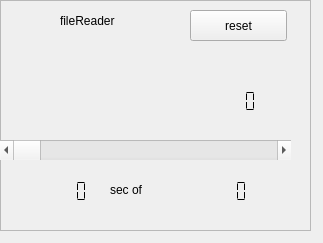
First picture: the form in devices/filereader/filereader-widget.ui, repository JvanKatwijk/swradio-8, before the edit.
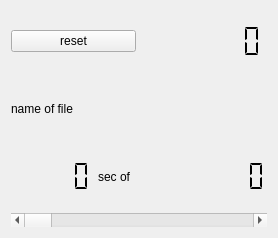
Second picture: the form after the edit.

```diff
--- a/devices/filereader/filereader-widget.ui
+++ b/devices/filereader/filereader-widget.ui
@@ -6,95 +6,25 @@
    <rect>
     <x>0</x>
     <y>0</y>
-    <width>323</width>
-    <height>243</height>
+    <width>278</width>
+    <height>238</height>
    </rect>
   </property>
   <property name="windowTitle">
    <string>Form</string>
   </property>
-  <widget class="QFrame" name="frame">
-   <property name="geometry">
-    <rect>
-     <x>0</x>
-     <y>0</y>
-     <width>311</width>
-     <height>231</height>
-    </rect>
-   </property>
-   <property name="frameShape">
-    <enum>QFrame::StyledPanel</enum>
-   </property>
-   <property name="frameShadow">
-    <enum>QFrame::Raised</enum>
-   </property>
-   <widget class="QLabel" name="label">
-    <property name="geometry">
-     <rect>
-      <x>60</x>
-      <y>10</y>
-      <width>91</width>
-      <height>21</height>
-     </rect>
-    </property>
-    <property name="text">
-     <string>fileReader</string>
-    </property>
-   </widget>
-   <widget class="QLabel" name="nameofFile">
-    <property name="geometry">
-     <rect>
-      <x>10</x>
-      <y>50</y>
-      <width>271</width>
-      <height>21</height>
-     </rect>
-    </property>
-    <property name="text">
-     <string/>
-    </property>
-   </widget>
+  <layout class="QVBoxLayout" name="verticalLayout">
+   <item>
+    <layout class="QHBoxLayout" name="horizontalLayout">
+     <item>
    <widget class="QPushButton" name="resetButton">
-    <property name="geometry">
-     <rect>
-      <x>190</x>
-      <y>10</y>
-      <width>97</width>
-      <height>31</height>
-     </rect>
-    </property>
     <property name="text">
      <string>reset</string>
     </property>
    </widget>
-   <widget class="QScrollBar" name="progressBar">
-    <property name="geometry">
-     <rect>
-      <x>0</x>
-      <y>140</y>
-      <width>291</width>
-      <height>20</height>
-     </rect>
-    </property>
-    <property name="autoFillBackground">
-     <bool>true</bool>
-    </property>
-    <property name="maximum">
-     <number>100</number>
-    </property>
-    <property name="orientation">
-     <enum>Qt::Horizontal</enum>
-    </property>
-   </widget>
+     </item>
+     <item>
    <widget class="QLCDNumber" name="rateDisplay">
-    <property name="geometry">
-     <rect>
-      <x>160</x>
-      <y>90</y>
-      <width>121</width>
-      <height>23</height>
-     </rect>
-    </property>
     <property name="frameShape">
      <enum>QFrame::NoFrame</enum>
     </property>
@@ -105,15 +35,20 @@
      <enum>QLCDNumber::Flat</enum>
     </property>
    </widget>
+     </item>
+    </layout>
+   </item>
+   <item>
+    <widget class="QLabel" name="nameofFile">
+     <property name="text">
+      <string>name of file</string>
+     </property>
+    </widget>
+   </item>
+   <item>
+    <layout class="QHBoxLayout" name="horizontalLayout_2">
+     <item>
    <widget class="QLCDNumber" name="currentTime">
-    <property name="geometry">
-     <rect>
-      <x>30</x>
-      <y>180</y>
-      <width>64</width>
-      <height>23</height>
-     </rect>
-    </property>
     <property name="frameShape">
      <enum>QFrame::NoFrame</enum>
     </property>
@@ -121,28 +56,16 @@
      <enum>QLCDNumber::Flat</enum>
     </property>
    </widget>
+     </item>
+     <item>
    <widget class="QLabel" name="label_2">
-    <property name="geometry">
-     <rect>
-      <x>110</x>
-      <y>180</y>
-      <width>67</width>
-      <height>19</height>
-     </rect>
-    </property>
     <property name="text">
      <string>sec of </string>
     </property>
    </widget>
+     </item>
+     <item>
    <widget class="QLCDNumber" name="totalTime">
-    <property name="geometry">
-     <rect>
-      <x>190</x>
-      <y>180</y>
-      <width>64</width>
-      <height>23</height>
-     </rect>
-    </property>
     <property name="frameShape">
      <enum>QFrame::NoFrame</enum>
     </property>
@@ -150,7 +73,23 @@
      <enum>QLCDNumber::Flat</enum>
     </property>
    </widget>
-  </widget>
+     </item>
+    </layout>
+   </item>
+   <item>
+    <widget class="QScrollBar" name="progressBar">
+     <property name="autoFillBackground">
+      <bool>true</bool>
+     </property>
+     <property name="maximum">
+      <number>100</number>
+     </property>
+     <property name="orientation">
+      <enum>Qt::Horizontal</enum>
+     </property>
+    </widget>
+   </item>
+  </layout>
  </widget>
  <resources/>
  <connections/>
```
Lines whose indentation alone changed are shown as unchanged.
